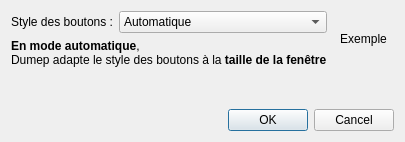
RxLaboratory/Dumep, file src/params.ui: the form before one commit.
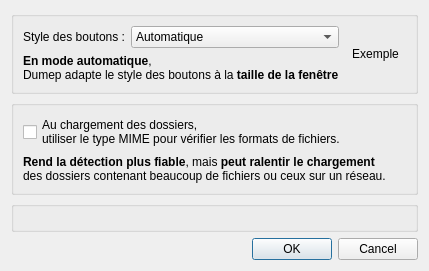
The form after the commit. Icons and pictures are not drawn.

What changed in the file:
```diff
--- a/src/params.ui
+++ b/src/params.ui
@@ -6,8 +6,8 @@
    <rect>
     <x>0</x>
     <y>0</y>
-    <width>404</width>
-    <height>142</height>
+    <width>392</width>
+    <height>235</height>
    </rect>
   </property>
   <property name="windowTitle">
@@ -17,8 +17,15 @@
    <iconset resource="ressources.qrc">
     <normaloff>:/icones/params</normaloff>:/icones/params</iconset>
   </property>
-  <layout class="QVBoxLayout" name="verticalLayout_2">
+  <layout class="QVBoxLayout" name="verticalLayout_3">
    <item>
+    <widget class="QGroupBox" name="groupBox">
+     <property name="title">
+      <string/>
+     </property>
+     <property name="flat">
+      <bool>true</bool>
+     </property>
     <layout class="QHBoxLayout" name="horizontalLayout">
      <item>
       <layout class="QVBoxLayout" name="verticalLayout">
@@ -98,6 +105,44 @@
       </widget>
      </item>
     </layout>
+    </widget>
+   </item>
+   <item>
+    <widget class="QGroupBox" name="groupBox_2">
+     <property name="title">
+      <string/>
+     </property>
+     <property name="flat">
+      <bool>true</bool>
+     </property>
+     <layout class="QVBoxLayout" name="verticalLayout_2">
+      <item>
+       <widget class="QCheckBox" name="mimeButton">
+        <property name="text">
+         <string>Au chargement des dossiers,
+utiliser le type MIME pour vérifier les formats de fichiers.</string>
+        </property>
+       </widget>
+      </item>
+      <item>
+       <widget class="QLabel" name="label_3">
+        <property name="text">
+         <string>&lt;html&gt;&lt;head/&gt;&lt;body&gt;&lt;p&gt;&lt;span style=&quot; font-weight:600;&quot;&gt;Rend la détection plus fiable&lt;/span&gt;, mais&lt;span style=&quot; font-weight:600;&quot;&gt; peut ralentir le chargement&lt;br/&gt;&lt;/span&gt;des dossiers contenant beaucoup de fichiers ou ceux sur un réseau.&lt;/p&gt;&lt;/body&gt;&lt;/html&gt;</string>
+        </property>
+       </widget>
+      </item>
+     </layout>
+    </widget>
+   </item>
+   <item>
+    <widget class="QGroupBox" name="groupBox_3">
+     <property name="title">
+      <string/>
+     </property>
+     <property name="flat">
+      <bool>true</bool>
+     </property>
+    </widget>
    </item>
    <item>
     <spacer name="verticalSpacer">
```
Lines whose indentation alone changed are shown as unchanged.
